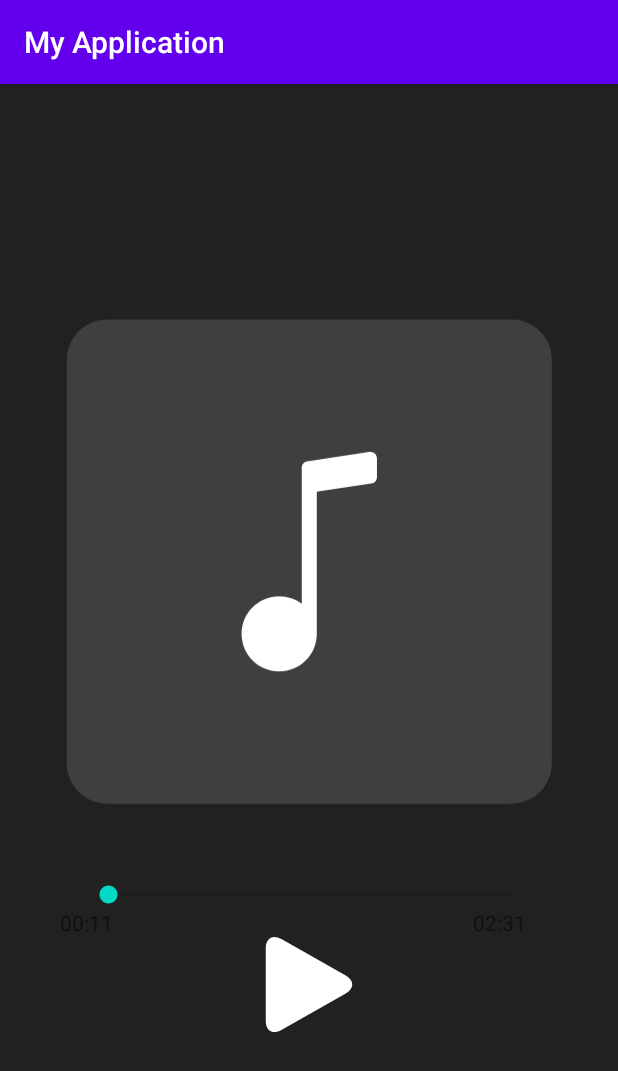
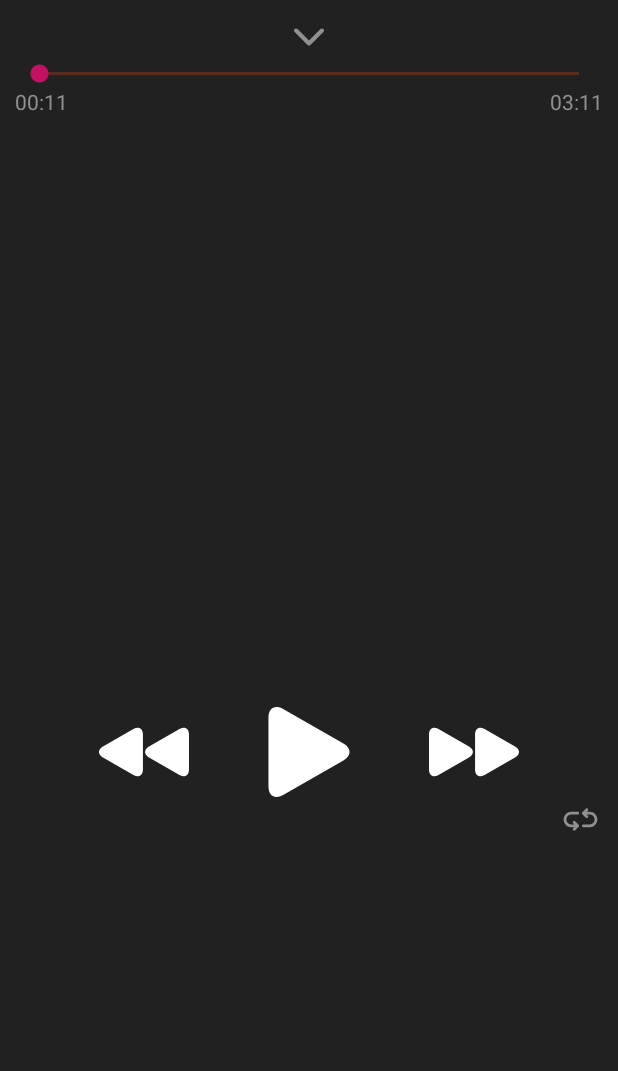
Before and after one commit to moevm/adfmp20-player, an Android app: the PlayerActivity screen opened directly, with no data from a screen before it, on a phone screen of 412 x 824 dp. Shown: the top 1071 px of the screen. Run offline under Robolectric (Android 15) with nearby library versions, the phone set to English and light mode, and no system bars.

Commit message:
Изменила страницу плеера. Убрала Тайтл

```diff
--- a/app/src/main/AndroidManifest.xml
+++ b/app/src/main/AndroidManifest.xml
@@ -11,7 +11,10 @@
         android:roundIcon="@mipmap/ic_launcher_round"
         android:supportsRtl="true"
         android:theme="@style/AppTheme">
-        <activity android:name=".PlayerActivity"></activity>
+        <activity
+            android:name=".PlayerActivity"
+            android:theme="@style/AppDefaultPage" />
+
         <activity android:name=".MainActivity">
             <intent-filter>
                 <action android:name="android.intent.action.MAIN" />
--- a/app/src/main/java/com/example/myapplication/MainActivity.kt
+++ b/app/src/main/java/com/example/myapplication/MainActivity.kt
@@ -17,7 +17,7 @@ class MainActivity : AppCompatActivity() {
 
         val link:String = "https://i12.kissvk.com/api/song/download/get/10/Xassa-%D0%9C%D0%B0%D0%BB%D1%8E%D1%82%D0%BA%D0%B0-kissvk.com.mp3?origin=kissvk.com&url=sid%3A%2F%2F115080501_456239456_4b6bb7b29c47724683_c2f7bf4fcfa5dc12c3&artist=Xassa&title=%D0%9C%D0%B0%D0%BB%D1%8E%D1%82%D0%BA%D0%B0&index=0&future_urls=sid%3A%2F%2F115080501_456239454_774893715dc94b9e5c_63fc450172f3fcab24%2Csid%3A%2F%2F115080501_456239453_f7ed6f25e65c6401c9_85b73c625b2de4f27a%2Csid%3A%2F%2F115080501_456239452_22619796985a32f6b0_871d9aecf1934b110e%2Csid%3A%2F%2F115080501_456239451_91c5954a4f43cc1096_a6a998939a3429ba64%2Csid%3A%2F%2F115080501_456239450_39575cea6786fa15b3_ef534221322e1c7514%2Csid%3A%2F%2F115080501_456239449_dbf1304b21e169b757_514052eb5389318cef%2Csid%3A%2F%2F115080501_456239448_6403c039cd516441b3_6f460d0849b6effa14%2Csid%3A%2F%2F115080501_456239447_602149869e4a697d8d_f557df3000f0d29cb1%2Csid%3A%2F%2F115080501_456239446_885630ee3f0dbb82b3_e19629ea9f9607b32b";
 
-        val mp:Audio = Audio();
+       /* val mp:Audio = Audio();
         mp.set(link);
         mp.play()
 
@@ -28,7 +28,7 @@ class MainActivity : AppCompatActivity() {
                 println("2 seconds...")
                 mp.pause();
             }
-        }
+        }*/
 
         buttonOpen.setOnClickListener{
             //Api().getTrackListVk(115080501);
--- a/app/src/main/java/com/example/myapplication/PlayerActivity.kt
+++ b/app/src/main/java/com/example/myapplication/PlayerActivity.kt
@@ -11,9 +11,6 @@ class PlayerActivity : AppCompatActivity() {
         super.onCreate(savedInstanceState)
         setContentView(R.layout.activity_player)
 
+    }
 
-    }
-    fun playButton(v: View) {
-        print("++");
-    }
 }
--- /dev/null
+++ b/app/src/main/res/drawable-v24/arrowdown.xml
@@ -0,0 +1,11 @@
+<?xml version="1.0" encoding="utf-8"?>
+<vector xmlns:android="http://schemas.android.com/apk/res/android"
+    android:width="451.847dp"
+    android:height="451.847dp"
+    android:viewportWidth="451.847"
+    android:viewportHeight="451.847">
+
+    <path
+        android:fillColor="#909090"
+        android:pathData="M225.923,354.706c-8.098,0-16.195-3.092-22.369-9.263L9.27,151.157c-12.359-12.359-12.359-32.397,0-44.751 c12.354-12.354,32.388-12.354,44.748,0l171.905,171.915l171.906-171.909c12.359-12.354,32.391-12.354,44.744,0 c12.365,12.354,12.365,32.392,0,44.751L248.292,345.449C242.115,351.621,234.018,354.706,225.923,354.706z" />
+</vector>
--- /dev/null
+++ b/app/src/main/res/drawable-v24/loop.xml
@@ -0,0 +1,14 @@
+<?xml version="1.0" encoding="utf-8"?>
+<vector xmlns:android="http://schemas.android.com/apk/res/android"
+    android:width="64dp"
+    android:height="64dp"
+    android:viewportWidth="64"
+    android:viewportHeight="64">
+
+    <path
+        android:fillColor="#909090"
+        android:pathData="M19 25h9c1.104 0 2-0.896 2-2s-0.896-2-2-2h-9c-6.065 0-11 4.935-11 11s4.935 11 11 11h4.172l-1.586 1.586c-0.781 0.781 -0.781 2.047 0 2.828 0.391 0.391 0.902 0.586 1.414 0.586 s1.023-0.195 1.414-0.586l5-5c0.781-0.781 0.781 -2.047 0-2.828l-5-5c-0.781-0.781-2.047-0.781-2.828 0s-0.781 2.047 0 2.828l1.586 1.586h-4.172c-3.859 0-7-3.141-7-7 0-3.86 3.141-7 7-7z" />
+    <path
+        android:fillColor="#909090"
+        android:pathData="M45 21h-4.172l1.586-1.586c0.781-0.781 0.781 -2.047 0-2.828s-2.047-0.781-2.828 0l-5 5c-0.781 0.781 -0.781 2.047 0 2.828l5 5c0.391 0.391 0.902 0.586 1.414 0.586 s1.023-0.195 1.414-0.586c0.781-0.781 0.781 -2.047 0-2.828l-1.586-1.586h4.172c3.859 0 7 3.14 7 7 0 3.859-3.141 7-7 7h-9c-1.104 0-2 0.896-2 2s0.896 2 2 2h9c6.065 0 11-4.935 11-11s-4.935-11-11-11z" />
+</vector>
--- /dev/null
+++ b/app/src/main/res/drawable-v24/next.xml
@@ -0,0 +1,14 @@
+<?xml version="1.0" encoding="utf-8"?>
+<vector xmlns:android="http://schemas.android.com/apk/res/android"
+    android:width="253.296dp"
+    android:height="253.296dp"
+    android:viewportWidth="253.296"
+    android:viewportHeight="253.296">
+
+    <path
+        android:fillColor="#FFFFFF"
+        android:pathData="M26.75,62.119C11.985,53.645,0,60.585,0,77.625v98.061c0,17.025,11.985,23.959,26.75,15.493l85.784-49.183 c14.773-8.471,14.773-22.214,0-30.683L26.75,62.119z" />
+    <path
+        android:fillColor="#FFFFFF"
+        android:pathData="M156.437,191.178l85.775-49.183c14.778-8.471,14.778-22.214,0-30.683l-85.775-49.189 c-14.773-8.474-26.756-1.533-26.756,15.506v98.061C129.681,192.71,141.663,199.65,156.437,191.178z" />
+</vector>
--- /dev/null
+++ b/app/src/main/res/drawable-v24/prev.xml
@@ -0,0 +1,14 @@
+<?xml version="1.0" encoding="utf-8"?>
+<vector xmlns:android="http://schemas.android.com/apk/res/android"
+    android:width="512dp"
+    android:height="512dp"
+    android:viewportWidth="512"
+    android:viewportHeight="512">
+
+    <path
+        android:fillColor="#FFFFFF"
+        android:pathData="M457.9,386.4c29.8,17.1,54.1,3.1,54.1-31.3V156.9c0-34.4-24.2-48.4-54.1-31.3L284.5,225 c-29.9,17.1-29.9,44.9,0,62L457.9,386.4z" />
+    <path
+        android:fillColor="#FFFFFF"
+        android:pathData="M195.8,125.6L22.4,225c-29.9,17.1-29.9,44.9,0,62l173.4,99.4c29.9,17.1,54.1,3.1,54.1-31.3V156.9 C249.9,122.5,225.6,108.4,195.8,125.6z" />
+</vector>
--- a/app/src/main/res/layout/activity_player.xml
+++ b/app/src/main/res/layout/activity_player.xml
@@ -1,54 +1,102 @@
 <?xml version="1.0" encoding="utf-8"?>
-<LinearLayout
-    xmlns:android="http://schemas.android.com/apk/res/android"
+<LinearLayout xmlns:android="http://schemas.android.com/apk/res/android"
     xmlns:app="http://schemas.android.com/apk/res-auto"
     xmlns:tools="http://schemas.android.com/tools"
     android:layout_width="match_parent"
     android:layout_height="match_parent"
-    tools:context=".PlayerActivity"
-    android:gravity="center"
+    android:background="#212121"
+    android:gravity="center_horizontal"
     android:orientation="vertical"
-    android:background="#212121"
-    >
-
-    <ImageView
-        android:layout_width="328dp"
-        android:layout_height="365dp"
-        android:src="@drawable/default_album_image" />
-
-    <SeekBar
-        android:layout_width="300dp"
-        android:layout_height="wrap_content"
-        android:layout_marginTop="30dp" />
+    android:padding="10dp"
+    tools:context=".PlayerActivity">
 
     <LinearLayout
         android:layout_width="match_parent"
-        android:layout_height="wrap_content">
+        android:layout_height="30dp"
+        android:gravity="center">
+
+        <ImageView
+            android:layout_width="20dp"
+            android:layout_height="20dp"
+            android:src="@drawable/arrowdown" />
+    </LinearLayout>
+
+    <LinearLayout
+        android:layout_width="match_parent"
+        android:layout_height="431dp"
+        android:orientation="vertical">
+
+
+        <SeekBar
+            android:layout_width="match_parent"
+            android:layout_height="wrap_content"
+            android:theme="@style/MySeekBar"
+
+            />
+
+
+        <RelativeLayout
+            android:layout_width="match_parent"
+            android:layout_height="wrap_content"
+
+            >
 
             <TextView
-            android:id="@+id/currentTimeTrack"
                 android:layout_width="wrap_content"
                 android:layout_height="wrap_content"
                 android:text="00:11"
-            android:layout_marginLeft="40dp"/>
+                android:textColor="@color/colorGray1" />
 
             <TextView
-            android:id="@+id/durationTimeTrack"
                 android:layout_width="wrap_content"
                 android:layout_height="wrap_content"
-            android:layout_marginLeft="240dp"
-            android:text="02:31" />
+                android:layout_alignParentEnd="true"
+                android:layout_alignParentRight="true"
+                android:text="03:11"
+                android:textColor="@color/colorGray1" />
+        </RelativeLayout>
 
     </LinearLayout>
 
+    <LinearLayout
+        android:layout_width="match_parent"
+        android:layout_height="wrap_content"
+        android:gravity="center">
+
         <Button
-        android:id="@+id/playButton"
-        android:layout_width="64dp"
-        android:layout_height="63dp"
-        android:background="@drawable/play"
-        android:onClick="playButton"
+            android:layout_width="60dp"
+            android:layout_height="60dp"
+            android:background="@drawable/prev" />
+
+        <Button
+            android:layout_width="60dp"
+            android:layout_height="60dp"
+            android:layout_marginLeft="50dp"
+            android:layout_marginRight="50dp"
+            android:background="@drawable/play" />
+
+        <Button
+            android:layout_width="60dp"
+            android:layout_height="60dp"
+            android:background="@drawable/next" />
+
+    </LinearLayout>
+
+    <LinearLayout
+        android:layout_width="match_parent"
+        android:layout_height="30dp"
+        android:gravity="end"
+
+        >
+
+        <Button
+            android:layout_width="30dp"
+            android:layout_height="30dp"
+            android:background="@drawable/loop"
+
             />
 
+    </LinearLayout>
 
 
 </LinearLayout>
--- /dev/null
+++ b/app/src/main/res/values-v21/styles.xml
@@ -0,0 +1,9 @@
+<?xml version="1.0" encoding="utf-8"?>
+<resources>
+
+    <style name="MySeekBar" parent="Widget.AppCompat.SeekBar">
+        <item name="android:progressBackgroundTint">#f4511e</item>
+        <item name="android:progressTint">#388e3c</item>
+        <item name="android:colorControlActivated">#c51162</item>
+    </style>
+</resources>
--- a/app/src/main/res/values/colors.xml
+++ b/app/src/main/res/values/colors.xml
@@ -3,4 +3,9 @@
     <color name="colorPrimary">#6200EE</color>
     <color name="colorPrimaryDark">#3700B3</color>
     <color name="colorAccent">#03DAC5</color>
+
+    <color name = "colorGray1">#909090</color>
+
+    <color name = "colorMain">#FF2E54</color>
+    <color name = "colorMain1">#F97C92</color>
 </resources>
--- a/app/src/main/res/values/styles.xml
+++ b/app/src/main/res/values/styles.xml
@@ -6,6 +6,10 @@
         <item name="colorPrimary">@color/colorPrimary</item>
         <item name="colorPrimaryDark">@color/colorPrimaryDark</item>
         <item name="colorAccent">@color/colorAccent</item>
+
+    </style>
+    <style name="AppDefaultPage" parent="Theme.AppCompat.Light.NoActionBar">
+        <item name="android:windowNoTitle">true</item>
     </style>
 
 </resources>
```
Lines whose indentation alone changed are shown as unchanged.
